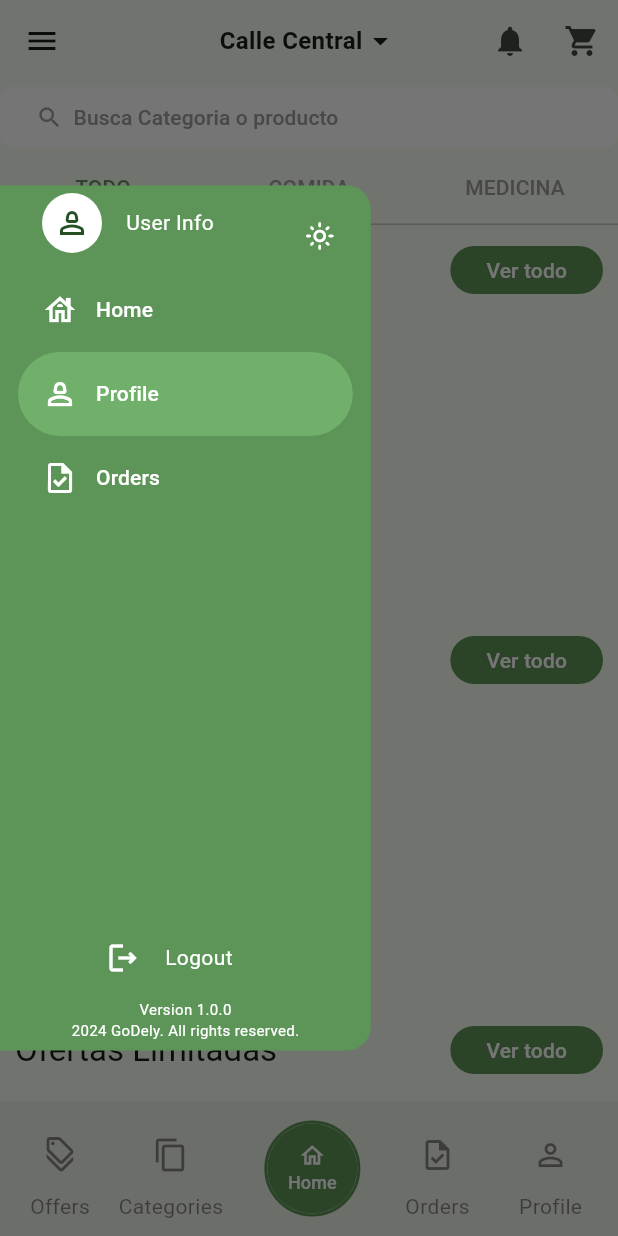
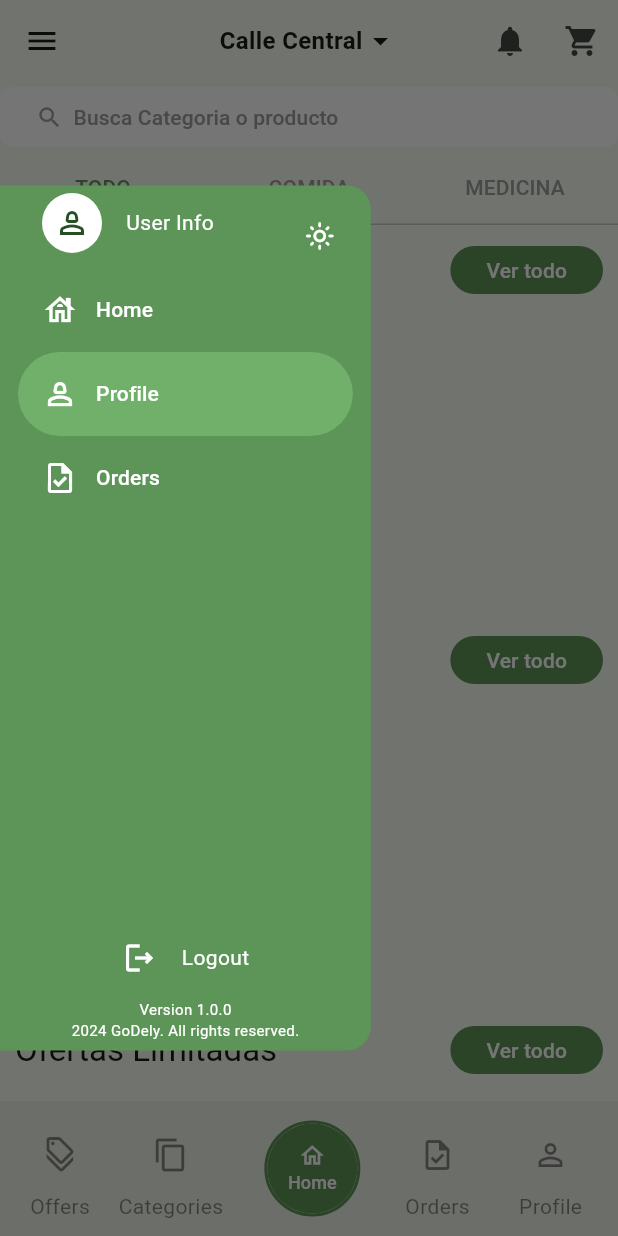
Before and after one commit to Dragoner91/go_dely, a Flutter app: the HomeScreen screen opened by its route, with the side drawer open, on a phone screen of 412 x 824 dp. Run offline on Flutter 3.47's test engine with Material 3 defaults, Android fonts, the phone set to English and light mode, and no system bars; our stand-ins replace animate_do, card_swiper, dio, flutter_dotenv, flutter_riverpod, get_it and 3 more; accounts and stored records are empty; generated files the repository leaves out were written again; network calls fail.

```diff
--- a/lib/presentation/widgets/common/custom_side_menu.dart
+++ b/lib/presentation/widgets/common/custom_side_menu.dart
@@ -3,6 +3,8 @@ import 'package:flutter/material.dart';
 import 'package:flutter_riverpod/flutter_riverpod.dart';
 import 'package:go_dely/aplication/providers/theme/theme_provider.dart';
 import 'package:go_dely/config/menu_items.dart';
+import 'package:go_dely/presentation/screens/auth/login_screen.dart';
+import 'package:go_router/go_router.dart';
 
 class CustomSideMenu extends ConsumerStatefulWidget {
 
@@ -53,23 +55,33 @@ class _CustomSideMenuState extends ConsumerState<CustomSideMenu> {
                 .map(
                   (item) => NavigationDrawerDestination(
                   icon: Icon(item.icon, color: Colors.white,),
-                  label: Text(item.title, style: const TextStyle(color: Colors.white))
+                  label: Text(item.title, style: const TextStyle(color: Colors.white)),
                   ),
                 ),
               const SizedBox(height: 280),
-              const Column(
+              Column(
                 children: [
                   Row(
+                    mainAxisAlignment: MainAxisAlignment.center,
                     children: [
-                      SizedBox(width: 70),
-                      Icon(Icons.logout_outlined, color: Colors.white,),
-                      SizedBox(width: 16),
-                      Text('Logout', style: TextStyle(color: Colors.white))
+                      GestureDetector(
+                        onTap: () {
+                          context.go("/welcome");
+                        },
+                        child: const Row(
+                          children: [
+                            Icon(Icons.logout_outlined, color: Colors.white,),
+                            SizedBox(width: 16),
+                            Text('Logout', style: TextStyle(color: Colors.white))
+                          ],
+                        ),
+                      )
+
                     ],
                   ),
-                  SizedBox(height: 15),
-                  Text('Version 1.0.0', style: TextStyle(color: Colors.white, fontSize: 10)),
-                  Text('2024 GoDely. All rights reserved.', style: TextStyle(color: Colors.white, fontSize: 10))
+                  const SizedBox(height: 15),
+                  const Text('Version 1.0.0', style: TextStyle(color: Colors.white, fontSize: 10)),
+                  const Text('2024 GoDely. All rights reserved.', style: TextStyle(color: Colors.white, fontSize: 10))
                 ],
               )
             ],
```
